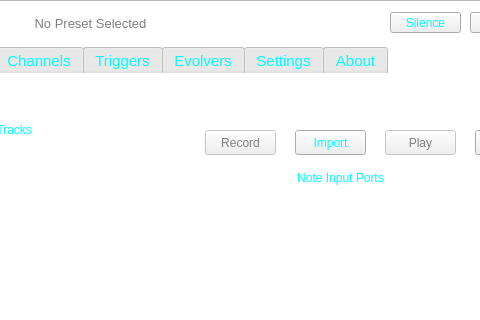
Qt form ui/sbmain/soundbenchmain.ui (TheDaemoness/Soundbench) before a commit; both pictures show x 215 to 695 and y 0 to 320 of the 1065 by 573 pixel window.
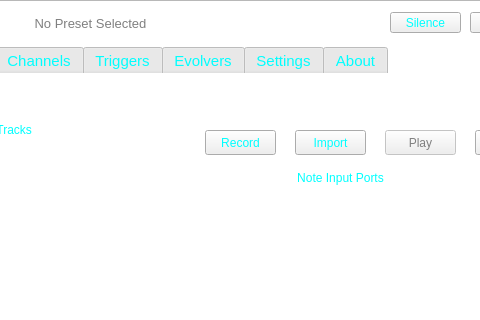
The same form after that commit. Icons and pictures are not drawn.

Patch:
```diff
--- a/ui/sbmain/soundbenchmain.ui
+++ b/ui/sbmain/soundbenchmain.ui
@@ -633,7 +633,7 @@
      </widget>
      <widget class="QPushButton" name="recordButton">
       <property name="enabled">
-       <bool>false</bool>
+       <bool>true</bool>
       </property>
       <property name="geometry">
        <rect>
@@ -649,6 +649,9 @@
       <property name="text">
        <string>Record</string>
       </property>
+      <property name="checkable">
+       <bool>true</bool>
+      </property>
      </widget>
      <widget class="QPushButton" name="playButton">
       <property name="enabled">
```
Left out of the diff: 4 changed lines with no effect on the pictures.
